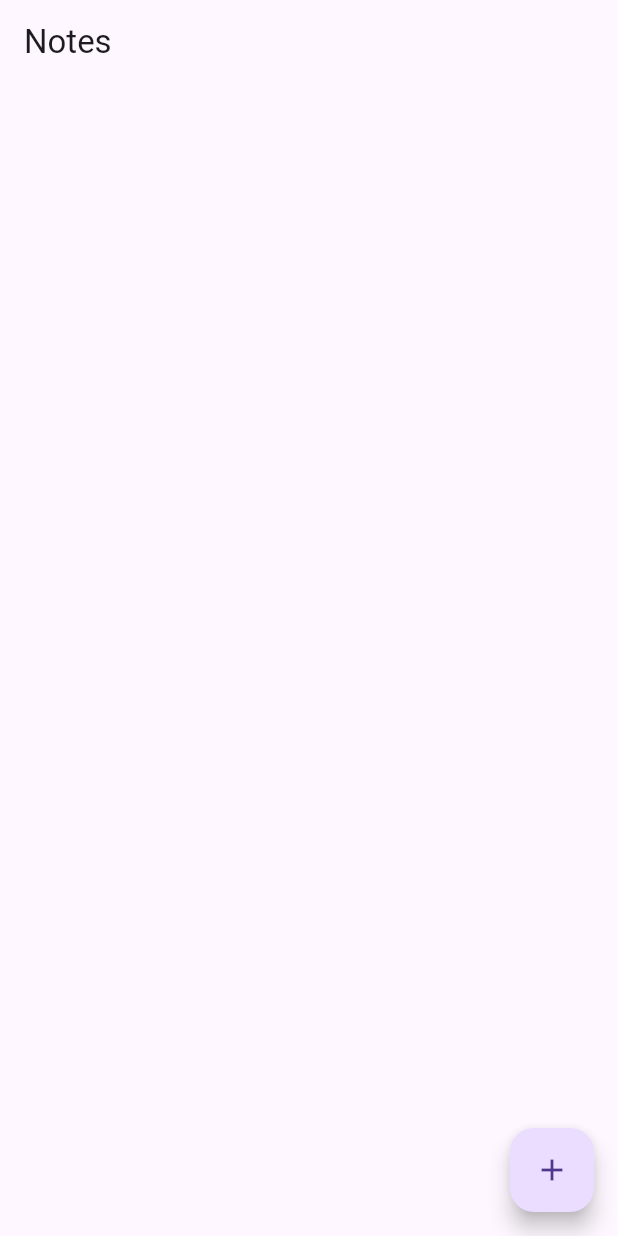
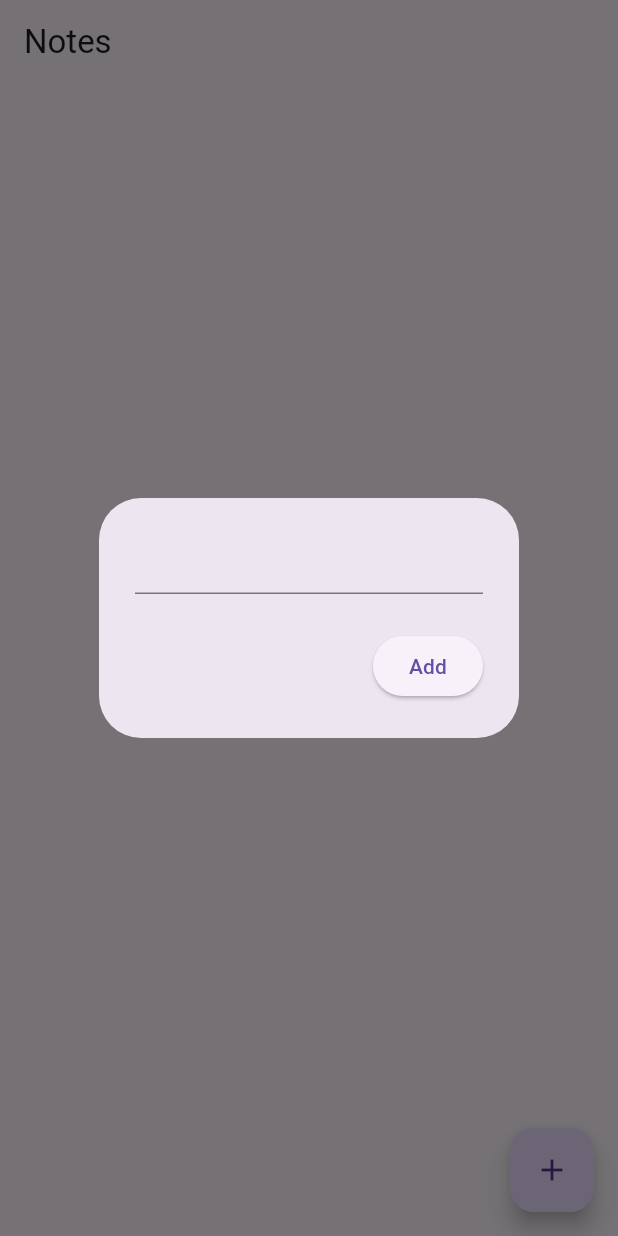
Before and after one commit to carlos-moronari7/Flutter_Firebase_SimpleCrud, a Flutter app: the screen it shows after launch, after a tap on the "add" icon, on a phone screen of 412 x 824 dp. Run offline on Flutter 3.47's test engine with Material 3 defaults, Android fonts, the phone set to English and light mode, and no system bars; our stand-ins replace cloud_firestore, firebase_core; accounts and stored records are empty.

Commit message:
botao mais e onpressed

```diff
--- a/lib/pages/home_page.dart
+++ b/lib/pages/home_page.dart
@@ -8,16 +8,26 @@ class HomePage extends StatefulWidget{
 }
 
 class _HomePageState extends State<HomePage> {
+
+  final TextEditingController textController = TextEditingController();
   void OpenNoteBox(){
-    showDialog(context: context, builder: (context) => AlertDialog(
-      content: TextField(),
+    showDialog(context: context,
+     builder: (context) => AlertDialog(
+      content: TextField(
+        controller: textController,
+      ),
+      actions: [
+        ElevatedButton(onPressed: () {},
+        child: Text("Add")),
+      ],
+
     ));
   }
 
   Widget build(BuildContext context){
     return Scaffold(
       appBar: AppBar(title: Text("Notes"),),
-      floatingActionButton: FloatingActionButton(onPressed: () => {},
+      floatingActionButton: FloatingActionButton(onPressed: OpenNoteBox,
       child: const Icon(Icons.add),),
     );
   }
```
